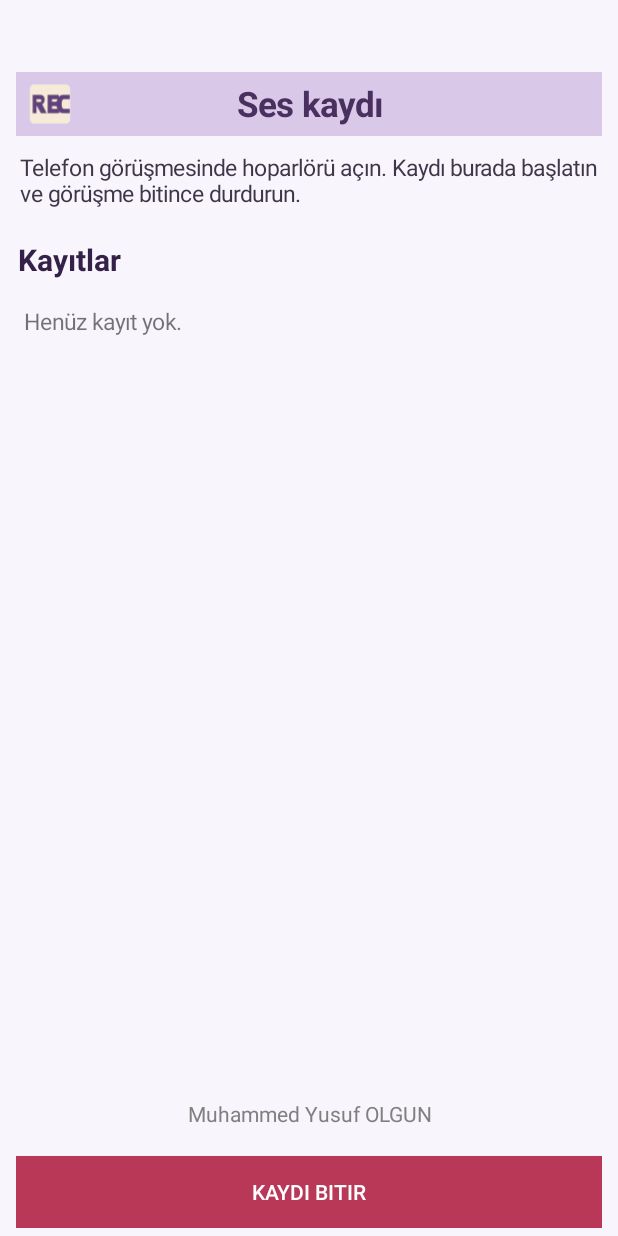
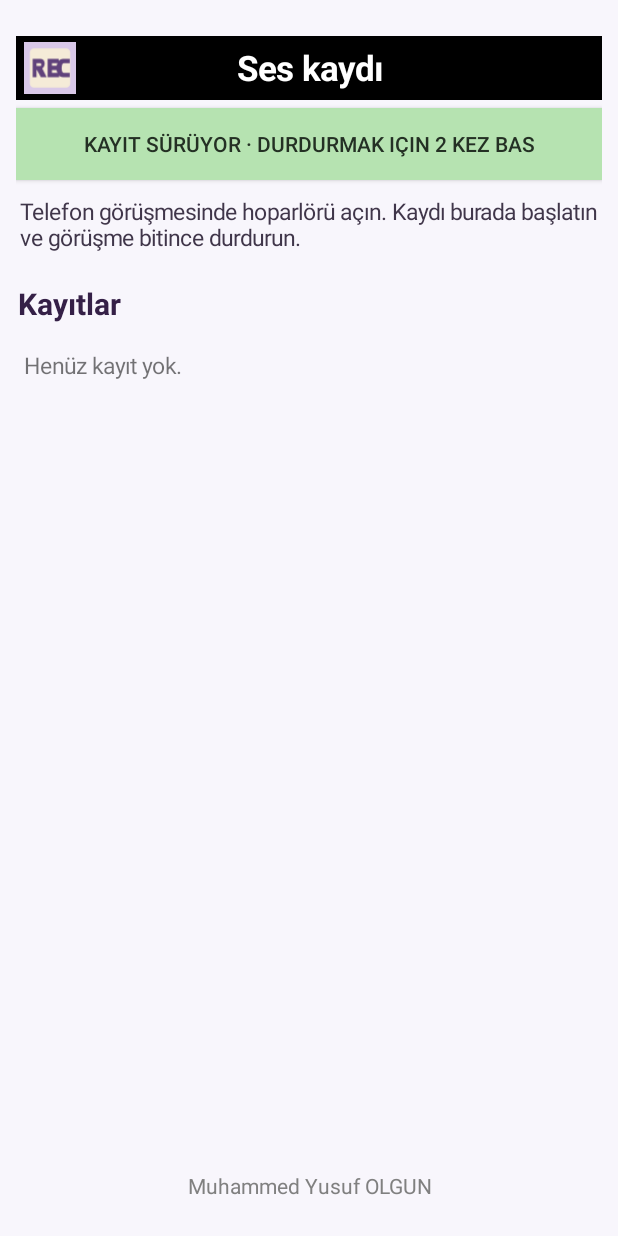
Before and after one commit to muhammedyusufolgun/ses-kaydi, an Android app: the screen it shows after launch (MainActivity), after a tap on an icon or button, on a phone screen of 412 x 824 dp. Run offline under Robolectric (Android 15) with nearby library versions, the phone set to English and light mode, and no system bars.

Commit message:
Add double-tap stop and reposition recording button

```diff
--- a/app/src/main/java/com/olgun/seskayit/MainActivity.kt
+++ b/app/src/main/java/com/olgun/seskayit/MainActivity.kt
@@ -12,6 +12,9 @@ import android.media.MediaPlayer
 import android.os.Build
 import android.os.Bundle
 import android.os.Environment
+import android.os.Handler
+import android.os.Looper
+import android.os.SystemClock
 import android.view.Gravity
 import android.widget.*
 import androidx.core.app.ActivityCompat
@@ -22,11 +25,14 @@ class MainActivity : Activity() {
     private lateinit var list: LinearLayout
     private lateinit var recordButton: Button
     private var recording = false
+    private var stopping = false
+    private var lastStopTapAt = 0L
     private var player: MediaPlayer? = null
     private var exportFile: File? = null
+    private val uiHandler = Handler(Looper.getMainLooper())
     private val finished = object : BroadcastReceiver() {
         override fun onReceive(context: Context?, intent: Intent?) {
-            recording = false; updateButton(); refresh()
+            recording = false; stopping = false; lastStopTapAt = 0L; updateButton(); refresh()
         }
     }
     override fun onCreate(savedInstanceState: Bundle?) {
@@ -50,11 +56,11 @@ class MainActivity : Activity() {
             setPadding(16, 0, 16, 8)
             setBackgroundColor(0xFFF8F6FC.toInt())
         }
-        // Four text rows of breathing room below the status icons keep the title clear
+        // Two text rows of breathing room below the status icons keep the title clear
         // of the camera cutout, battery and clock area.
-        root.addView(android.view.View(this), LinearLayout.LayoutParams(1, 72))
+        root.addView(android.view.View(this), LinearLayout.LayoutParams(1, 36))
         val header = android.widget.FrameLayout(this).apply {
-            setBackgroundColor(0xFFD9C8E8.toInt())
+            setBackgroundColor(0xFF000000.toInt())
             setPadding(8, 6, 8, 6)
         }
         header.addView(ImageView(this).apply {
@@ -66,10 +72,12 @@ class MainActivity : Activity() {
             text = "Ses kaydı"
             textSize = 23f
             gravity = Gravity.CENTER
-            setTextColor(0xFF49305F.toInt())
+            setTextColor(0xFFFFFFFF.toInt())
             setTypeface(null, android.graphics.Typeface.BOLD)
         }, android.widget.FrameLayout.LayoutParams(-1, -1, Gravity.CENTER))
         root.addView(header)
+        recordButton = Button(this).apply { setOnClickListener { toggleRecording() } }
+        root.addView(recordButton, LinearLayout.LayoutParams(-1, -2).apply { topMargin = 8 })
         root.addView(TextView(this).apply {
             text = "Telefon görüşmesinde hoparlörü açın. Kaydı burada başlatın ve görüşme bitince durdurun."
             textSize = 15f; setTextColor(0xFF40364A.toInt()); setPadding(4, 16, 4, 12)
@@ -87,17 +95,27 @@ class MainActivity : Activity() {
             setTextColor(0xFF808080.toInt())
             setPadding(0, 8, 0, 0)
         }, LinearLayout.LayoutParams(-1, -2))
-        // Reserve clear space above the bottom control; the footer never overlays list buttons.
+        // Keep the signature and bottom control separate from the scrolling list buttons.
         root.addView(android.view.View(this), LinearLayout.LayoutParams(1, 28))
-        recordButton = Button(this).apply { setOnClickListener { toggleRecording() } }
-        root.addView(recordButton, LinearLayout.LayoutParams(-1, -2))
         setContentView(root)
         updateButton()
     }
     private fun toggleRecording() {
         if (recording) {
-            startService(Intent(this, RecordingService::class.java).setAction(RecordingService.ACTION_STOP))
-            recording = false
+            val now = SystemClock.elapsedRealtime()
+            if (lastStopTapAt > 0L && now - lastStopTapAt <= 2_000L) {
+                lastStopTapAt = 0L
+                stopping = true
+                startService(Intent(this, RecordingService::class.java).setAction(RecordingService.ACTION_STOP_DELAYED))
+                updateButton()
+                uiHandler.postDelayed({ stopping = false; updateButton() }, 1_000L)
+            } else {
+                lastStopTapAt = now
+                toast("Durdurmak için 2 saniye içinde tekrar dokunun.")
+                uiHandler.postDelayed({
+                    if (SystemClock.elapsedRealtime() - lastStopTapAt > 2_000L) lastStopTapAt = 0L
+                }, 2_050L)
+            }
         } else {
             if (ContextCompat.checkSelfPermission(this, Manifest.permission.RECORD_AUDIO) != PackageManager.PERMISSION_GRANTED) {
                 ActivityCompat.requestPermissions(this, arrayOf(Manifest.permission.RECORD_AUDIO), 20)
@@ -114,9 +132,13 @@ class MainActivity : Activity() {
     }
     private fun updateButton() {
         if (::recordButton.isInitialized) {
-            recordButton.text = if (recording) "Kaydı bitir" else "Kaydı başlat"
-            recordButton.setBackgroundColor(if (recording) 0xFFB93857.toInt() else 0xFF7B49A5.toInt())
-            recordButton.setTextColor(0xFFFFFFFF.toInt())
+            recordButton.text = when {
+                stopping -> "Kaydı Durdur"
+                recording -> "Kayıt sürüyor · durdurmak için 2 kez bas"
+                else -> "Kaydı Başlat"
+            }
+            recordButton.setBackgroundColor(if (stopping) 0xFFFFA726.toInt() else 0xFFB6E3B1.toInt())
+            recordButton.setTextColor(0xFF243024.toInt())
         }
     }
     private fun recordingsDir() = File(getExternalFilesDir(Environment.DIRECTORY_MUSIC), "Ses-kayit").apply { mkdirs() }
```
